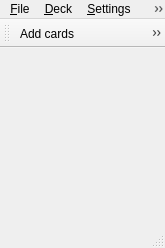
vasvlad/pomni, file mnemosyne/mnemosyne/pyqt_ui/main_window.ui: the form before one commit.
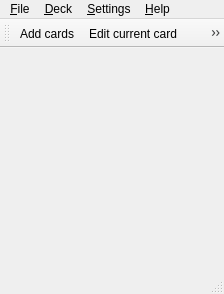
The form after the commit. Icons and pictures are not drawn.

```diff
--- a/mnemosyne/mnemosyne/pyqt_ui/main_window.ui
+++ b/mnemosyne/mnemosyne/pyqt_ui/main_window.ui
@@ -5,8 +5,8 @@
    <rect>
     <x>0</x>
     <y>0</y>
-    <width>165</width>
-    <height>248</height>
+    <width>224</width>
+    <height>294</height>
    </rect>
   </property>
   <property name="sizePolicy" >
@@ -28,7 +28,7 @@
     <rect>
      <x>0</x>
      <y>0</y>
-     <width>165</width>
+     <width>224</width>
      <height>25</height>
     </rect>
    </property>
```
Left out of the diff: 37 changed lines with no effect on the pictures.
